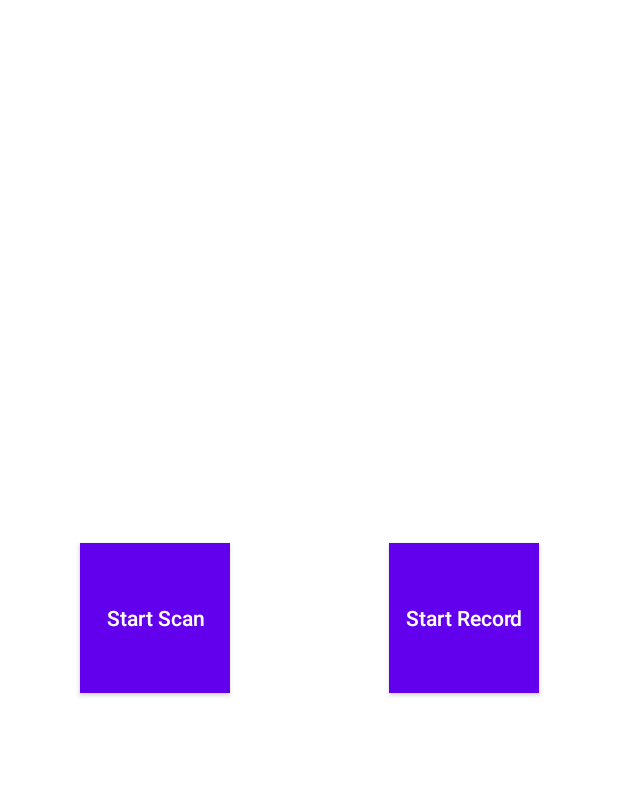
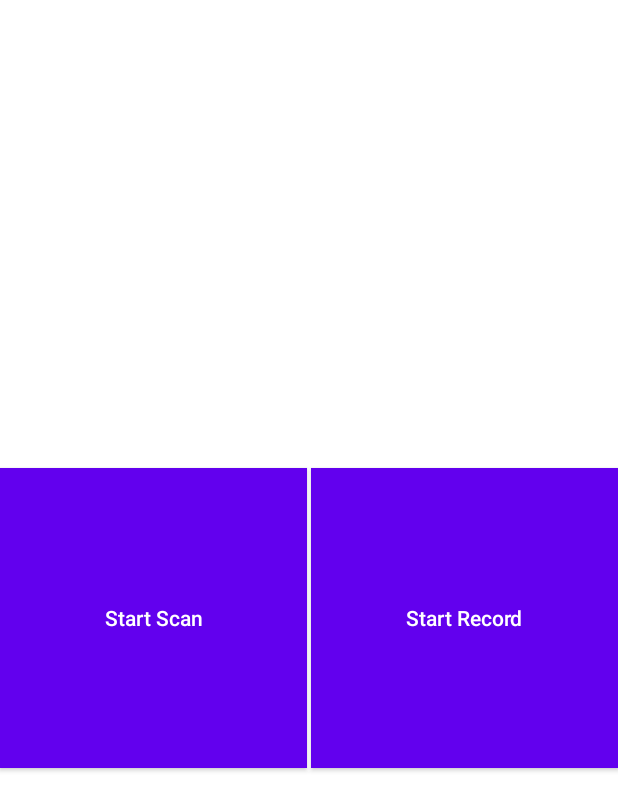
Before and after one commit to Lopniv/BarcodeQRScannerAndVideoRecord, an Android app: the screen it shows after launch (MainActivity), on a phone screen of 412 x 824 dp. Shown: the top 811 px of the screen. Run offline under Robolectric (Android 15) with nearby library versions, the phone set to English and light mode, and no system bars.

```diff
--- a/app/src/main/java/com/lopniv/testapp/activities/RecordActivity.kt
+++ b/app/src/main/java/com/lopniv/testapp/activities/RecordActivity.kt
@@ -7,7 +7,7 @@ import android.provider.MediaStore
 import android.util.Log
 import androidx.activity.result.contract.ActivityResultContracts
 import com.lopniv.testapp.activities.base.BaseActivity
-import com.lopniv.testapp.camera.CameraRecord
+import com.lopniv.testapp.functions.CameraFunction
 import com.lopniv.testapp.constants.IntConstants.INT_PERMISSION_CAMERA_REQUEST_CODE
 import com.lopniv.testapp.constants.StringConstants.STRING_TAG_RECORD
 import com.lopniv.testapp.databinding.ActivityRecordBinding
@@ -16,7 +16,7 @@ import com.lopniv.testapp.databinding.ActivityRecordBinding
 class RecordActivity : BaseActivity<ActivityRecordBinding>()
 {
 
-    private val _cameraRecord = CameraRecord()
+    private val _cameraRecord = CameraFunction()
 
     companion object
     {
--- a/app/src/main/java/com/lopniv/testapp/activities/base/BaseActivity.kt
+++ b/app/src/main/java/com/lopniv/testapp/activities/base/BaseActivity.kt
@@ -3,7 +3,6 @@ package com.lopniv.testapp.activities.base
 import android.os.Bundle
 import android.util.Log
 import android.view.View
-import android.view.WindowManager
 import android.widget.Toast
 import androidx.appcompat.app.AppCompatActivity
 import androidx.viewbinding.ViewBinding
--- a/app/src/main/java/com/lopniv/testapp/camera/CameraRecord.kt
+++ /dev/null
@@ -1,3 +0,0 @@
-package com.lopniv.testapp.camera
-
-class CameraRecord: Camera()
--- a/app/src/main/java/com/lopniv/testapp/constants/StringConstants.kt
+++ b/app/src/main/java/com/lopniv/testapp/constants/StringConstants.kt
@@ -7,12 +7,9 @@ object StringConstants
     //region Constants TAG
 
     const val STRING_TAG_CAMERA_X = "CameraXViewModel"
-    const val STRING_TAG_MAIN = "MainActivity"
     const val STRING_TAG_SCANNER = "ScannerActivity"
     const val STRING_TAG_CAMERA_SCANNER = "CameraScanner"
-    const val STRING_TAG_DIALOG = "DialogResult"
     const val STRING_TAG_RECORD = "RecordActivity"
-    const val STRING_PATH_RECORD = "/storage/emulated/0/TestApp/Video/"
 
     //endregion
 
--- a/app/src/main/java/com/lopniv/testapp/camera/CameraScanner.kt
+++ b/app/src/main/java/com/lopniv/testapp/functions/CameraFunctionScanner.kt
@@ -1,4 +1,4 @@
-package com.lopniv.testapp.camera
+package com.lopniv.testapp.functions
 
 import android.app.Activity
 import android.graphics.Insets
@@ -25,12 +25,12 @@ import kotlin.math.abs
 import kotlin.math.max
 import kotlin.math.min
 
-class CameraScanner(
+class CameraFunctionScanner(
     private val _activity: Activity,
     private val _previewView: PreviewView,
     private val _processCameraProvider: ProcessCameraProvider,
     private val _lifecycleOwner: LifecycleOwner
-): Camera()
+): CameraFunction()
 {
 
 
--- a/app/src/main/java/com/lopniv/testapp/clipboard/Clipboard.kt
+++ b/app/src/main/java/com/lopniv/testapp/functions/ClipboardFunction.kt
@@ -1,11 +1,11 @@
-package com.lopniv.testapp.clipboard
+package com.lopniv.testapp.functions
 
 import android.content.ClipData
 import android.content.ClipboardManager
 import android.content.Context
 import android.content.Context.CLIPBOARD_SERVICE
 
-class Clipboard
+class ClipboardFunction
 {
     fun copyToClipboard(context: Context, stringData: String)
     {
--- a/app/src/main/java/com/lopniv/testapp/date/Date.kt
+++ b/app/src/main/java/com/lopniv/testapp/functions/DateFunction.kt
@@ -1,10 +1,10 @@
-package com.lopniv.testapp.date
+package com.lopniv.testapp.functions
 
 import java.text.SimpleDateFormat
 import java.util.*
 import java.util.Date
 
-class Date()
+class DateFunction
 {
     fun getCurrentDate(stringPattern: String): String
     {
--- a/app/src/main/res/layout/activity_main.xml
+++ b/app/src/main/res/layout/activity_main.xml
@@ -6,39 +6,39 @@
     android:layout_height="match_parent"
     tools:context=".activities.MainActivity">
 
-    <androidx.appcompat.widget.AppCompatTextView
-        android:id="@+id/textView"
+    <androidx.constraintlayout.widget.Guideline
+        android:id="@+id/guideLine"
         android:layout_width="wrap_content"
         android:layout_height="wrap_content"
-        app:layout_constraintBottom_toBottomOf="parent"
-        app:layout_constraintEnd_toEndOf="parent"
-        app:layout_constraintStart_toStartOf="parent"
-        app:layout_constraintTop_toTopOf="parent" />
+        android:orientation="vertical"
+        app:layout_constraintGuide_percent="0.5" />
 
     <androidx.appcompat.widget.AppCompatButton
         android:id="@+id/buttonScan"
-        android:layout_width="100dp"
-        android:layout_height="100dp"
+        android:layout_width="0dp"
+        android:layout_height="200dp"
+        android:layout_marginEnd="1dp"
         android:background="@color/PURPLE_500"
         android:text="@string/TEXT_START_SCAN"
         android:textAllCaps="false"
         android:textColor="@color/WHITE"
         app:layout_constraintBottom_toBottomOf="parent"
-        app:layout_constraintEnd_toEndOf="@id/textView"
+        app:layout_constraintEnd_toEndOf="@id/guideLine"
         app:layout_constraintStart_toStartOf="parent"
         app:layout_constraintTop_toTopOf="parent" />
 
     <androidx.appcompat.widget.AppCompatButton
         android:id="@+id/buttonRecord"
-        android:layout_width="100dp"
-        android:layout_height="100dp"
+        android:layout_width="0dp"
+        android:layout_height="200dp"
+        android:layout_marginStart="1dp"
         android:background="@color/PURPLE_500"
         android:text="@string/TEXT_START_RECORD"
         android:textAllCaps="false"
         android:textColor="@color/WHITE"
         app:layout_constraintBottom_toBottomOf="parent"
         app:layout_constraintEnd_toEndOf="parent"
-        app:layout_constraintStart_toStartOf="@id/textView"
+        app:layout_constraintStart_toStartOf="@id/guideLine"
         app:layout_constraintTop_toTopOf="parent" />
 
 </androidx.constraintlayout.widget.ConstraintLayout>
--- a/app/src/main/res/layout/activity_scanner.xml
+++ b/app/src/main/res/layout/activity_scanner.xml
@@ -24,7 +24,7 @@
             android:orientation="vertical">
 
             <TextView
-                android:id="@+id/textView"
+                android:id="@+id/guideLine"
                 android:layout_width="wrap_content"
                 android:layout_height="wrap_content"
                 android:layout_marginTop="20dp"
@@ -46,7 +46,7 @@
                 android:background="@drawable/background_shape"
                 app:layout_constraintEnd_toEndOf="parent"
                 app:layout_constraintStart_toStartOf="parent"
-                app:layout_constraintTop_toBottomOf="@id/textView" />
+                app:layout_constraintTop_toBottomOf="@id/guideLine" />
 
             <ImageView
                 android:id="@+id/imageViewClose"
```
Also changed, not shown: app/src/main/java/com/lopniv/testapp/activities/ResultActivity.kt (+4 -4 lines), app/src/main/java/com/lopniv/testapp/activities/ScannerActivity.kt (+5 -6 lines), app/src/main/java/com/lopniv/testapp/functions/CameraFunction.kt (renamed from app/src/main/java/com/lopniv/testapp/camera/Camera.kt, +7 -10 lines).
